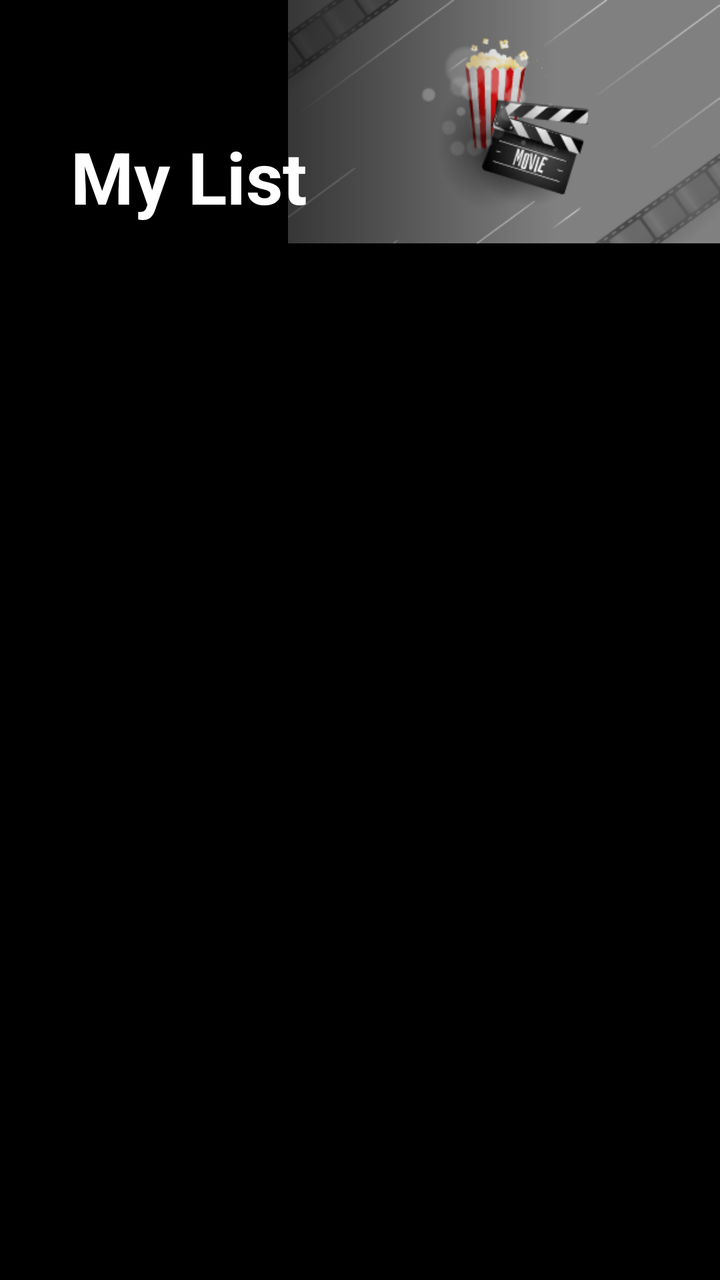
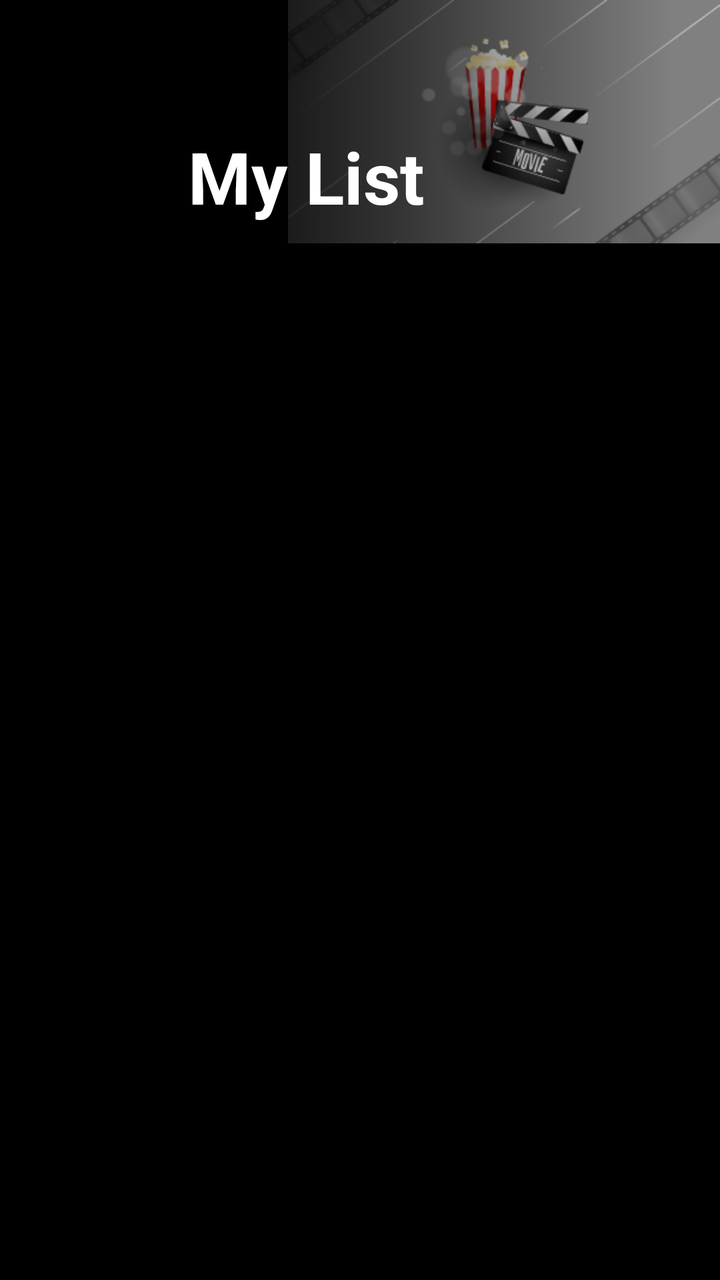

The first picture is an Android layout as it rendered before a commit; the second is the same layout after the commit. The layout source and the unified diff follow.
<!-- AndroidManifest.xml: application theme Theme.BestcastTV -->
<!-- res/layout/fragment_my_list.xml -->
<?xml version="1.0" encoding="utf-8"?>
<androidx.constraintlayout.widget.ConstraintLayout
    xmlns:android="http://schemas.android.com/apk/res/android"
    xmlns:tools="http://schemas.android.com/tools"
    android:layout_width="match_parent"
    android:layout_height="match_parent"
    xmlns:app="http://schemas.android.com/apk/res-auto"
    android:background="@android:color/black"
    tools:context=".mylist.MyListFragment">

    <androidx.constraintlayout.widget.Guideline
        android:id="@+id/guideline_center"
        android:layout_width="wrap_content"
        android:layout_height="wrap_content"
        android:orientation="horizontal"
        app:layout_constraintGuide_percent=".5" />

    <androidx.constraintlayout.widget.Guideline
        android:id="@+id/guideline_top"
        android:layout_width="wrap_content"
        android:layout_height="wrap_content"
        android:orientation="horizontal"
        app:layout_constraintGuide_percent=".1" />

    <androidx.constraintlayout.widget.Guideline
        android:id="@+id/guideline_start"
        android:layout_width="wrap_content"
        android:layout_height="wrap_content"
        android:orientation="vertical"
        app:layout_constraintGuide_percent=".07" />

    <ImageView
        android:id="@+id/img_banner"
        android:layout_width="0dp"
        android:layout_height="0dp"
        android:adjustViewBounds="true"
        android:src="@drawable/default_landscape"
        app:layout_constraintDimensionRatio="16:9"
        app:layout_constraintEnd_toEndOf="parent"
        app:layout_constraintTop_toTopOf="parent"
        app:layout_constraintWidth_default="percent"
        app:layout_constraintWidth_percent=".6" />

    <View
        android:id="@+id/gradient_horizontal"
        android:layout_width="0dp"
        android:layout_height="0dp"
        android:paddingStart="10dp"
        app:layout_constraintWidth_default="percent"
        app:layout_constraintWidth_percent=".7"
        app:layout_constraintStart_toStartOf="@+id/guideline_start"
        app:layout_constraintTop_toTopOf="parent"
        app:layout_constraintBottom_toBottomOf="parent"
        android:background="@drawable/banner_gradient"
        />

    <TextView
        android:id="@+id/title"
        android:layout_width="0dp"
        android:text="My List"
        android:paddingStart="10dp"
        android:textSize="36sp"
        android:textStyle="bold"
        android:textColor="#fff"
        app:layout_constraintWidth_default="percent"
        app:layout_constraintWidth_percent=".4"
        app:layout_constraintTop_toTopOf="@+id/guideline_top"
        app:layout_constraintStart_toStartOf="@+id/guideline_start"
        android:layout_height="wrap_content"/>

    <TextView
        android:id="@+id/subtitle"
        android:layout_width="wrap_content"
        android:text=""
        android:textSize="14sp"
        android:paddingStart="10dp"
        android:textColor="#fff"
        android:layout_marginTop="6dp"
        app:layout_constraintTop_toBottomOf="@+id/title"
        app:layout_constraintStart_toStartOf="@+id/guideline_start"
        android:layout_height="wrap_content"/>

    <TextView
        android:id="@+id/description"
        android:layout_width="0dp"
        android:paddingStart="10dp"
        android:text=""
        android:textSize="13sp"
        android:textColor="#fff"
        android:layout_marginTop="16dp"
        android:maxLines="4"
        android:lineSpacingMultiplier="1.2"
        app:layout_constraintWidth_default="percent"
        app:layout_constraintWidth_percent=".4"
        app:layout_constraintTop_toBottomOf="@+id/subtitle"
        app:layout_constraintStart_toStartOf="@+id/guideline_start"
        android:layout_height="wrap_content"/>

    <androidx.fragment.app.FragmentContainerView
        android:id="@+id/list_fragment"
        android:layout_width="0dp"
        android:layout_height="0dp"
        android:layout_marginLeft="20dp"
        app:layout_constraintStart_toStartOf="parent"
        app:layout_constraintEnd_toEndOf="parent"
        app:layout_constraintTop_toBottomOf="@+id/guideline_center"
        app:layout_constraintBottom_toBottomOf="parent"
        />

</androidx.constraintlayout.widget.ConstraintLayout>
<!-- resources referenced by this layout -->
<resources>
  <!-- drawable banner_gradient (drawable) -->
  <?xml version="1.0" encoding="utf-8"?>
  <shape xmlns:android="http://schemas.android.com/apk/res/android">
      <gradient
          android:angle="0"
          android:startColor="#FF000000"
          android:centerColor="#99000000"
          android:endColor="#00000000"
          android:centerX="0.45" />
  </shape>
  <!-- drawable default_landscape: jpg bitmap (drawable, 45083 bytes) -->
  <style name="Theme.BestcastTV" parent="@style/Theme.Leanback">
          <item name="rowHeaderStyle">@style/CustomRowHeaderStyle</item>
          <item name="rowHeaderDockStyle">@style/CustomRowHeaderDockStyle</item>
      </style>
  <style name="CustomRowHeaderStyle" parent="Widget.Leanback.Row.Header">
          <item name="android:layout_width">wrap_content</item>
          <item name="android:layout_height">wrap_content</item>
          <item name="android:layout_marginTop">8dp</item>
          <item name="android:layout_marginBottom">4dp</item>
          <item name="android:paddingTop">0dp</item>
          <item name="android:paddingBottom">0dp</item>
          <item name="android:paddingStart">0dp</item>
          <item name="android:paddingEnd">0dp</item>
          <item name="android:includeFontPadding">false</item>
          <item name="android:textColor">@android:color/white</item>
          <item name="android:textSize">18sp</item>
          <item name="android:textStyle">bold</item>
      </style>
  <style name="CustomRowHeaderDockStyle" parent="Widget.Leanback.Row.HeaderDock">
          <item name="android:layout_width">wrap_content</item>
          <item name="android:layout_height">wrap_content</item>
          <item name="android:layout_marginTop">8dp</item>
          <item name="android:paddingTop">0dp</item>
          <item name="android:paddingBottom">0dp</item>
          <item name="android:clipChildren">false</item>
          <item name="android:clipToPadding">false</item>
      </style>
</resources>

<!-- the commit's change to res/layout/fragment_my_list.xml (unified diff, before → after) -->
@@ -27,7 +27,7 @@
         android:layout_width="wrap_content"
         android:layout_height="wrap_content"
         android:orientation="vertical"
-        app:layout_constraintGuide_percent=".07" />
+        app:layout_constraintGuide_begin="@dimen/content_start_guideline" />
 
     <ImageView
         android:id="@+id/img_banner"
<!-- resource entries referenced after the edit -->
@@ -1,5 +1,6 @@
 <!-- resources referenced by this layout -->
 <resources>
+  <dimen name="content_start_guideline">84dp</dimen>
   <!-- drawable banner_gradient (drawable) -->
   <?xml version="1.0" encoding="utf-8"?>
   <shape xmlns:android="http://schemas.android.com/apk/res/android">
